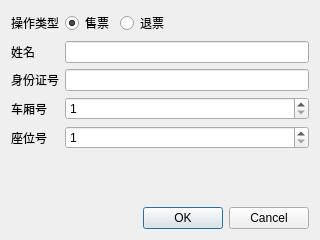
citrus-dot/QTrainTixSys, file ticketdialog.ui: the form before one commit.
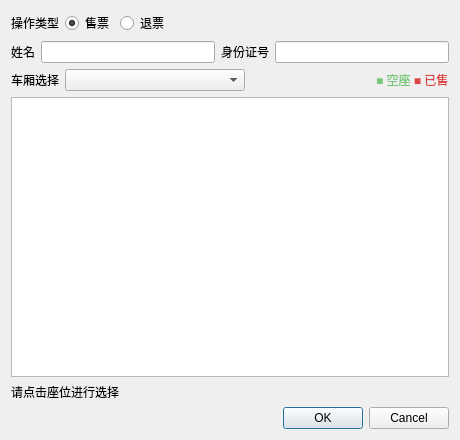
The form after the commit.

Commit message: V8: 座位可视化网格

Patch:
```diff
--- a/ticketdialog.ui
+++ b/ticketdialog.ui
@@ -6,8 +6,8 @@
    <rect>
     <x>0</x>
     <y>0</y>
-    <width>320</width>
-    <height>240</height>
+    <width>460</width>
+    <height>440</height>
    </rect>
   </property>
   <property name="windowTitle">
@@ -56,63 +56,93 @@
     </layout>
    </item>
    <item>
-    <layout class="QFormLayout" name="formLayout">
-     <item row="0" column="0">
+    <layout class="QHBoxLayout" name="passengerLayout">
+     <item>
       <widget class="QLabel" name="labelName">
        <property name="text">
         <string>姓名</string>
        </property>
       </widget>
      </item>
-     <item row="0" column="1">
+     <item>
       <widget class="QLineEdit" name="nameEdit"/>
      </item>
-     <item row="1" column="0">
+     <item>
       <widget class="QLabel" name="labelId">
        <property name="text">
         <string>身份证号</string>
        </property>
       </widget>
      </item>
-     <item row="1" column="1">
+     <item>
       <widget class="QLineEdit" name="idEdit"/>
      </item>
-     <item row="2" column="0">
+    </layout>
+   </item>
+   <item>
+    <layout class="QHBoxLayout" name="carriageLayout">
+     <item>
       <widget class="QLabel" name="labelCarriage">
        <property name="text">
-        <string>车厢号</string>
+        <string>车厢选择</string>
        </property>
       </widget>
      </item>
-     <item row="2" column="1">
-      <widget class="QSpinBox" name="carriageSpin">
-       <property name="minimum">
-        <number>1</number>
+     <item>
+      <widget class="QComboBox" name="carriageCombo">
+       <property name="minimumSize">
+        <size>
+         <width>180</width>
+         <height>0</height>
+        </size>
        </property>
-       <property name="maximum">
-        <number>20</number>
-       </property>
       </widget>
      </item>
-     <item row="3" column="0">
-      <widget class="QLabel" name="labelSeat">
+     <item>
+      <spacer name="horizontalSpacer_2">
+       <property name="orientation">
+        <enum>Qt::Horizontal</enum>
+       </property>
+       <property name="sizeHint" stdset="0">
+        <size>
+         <width>40</width>
+         <height>20</height>
+        </size>
+       </property>
+      </spacer>
+     </item>
+     <item>
+      <widget class="QLabel" name="legendLabel">
        <property name="text">
-        <string>座位号</string>
-       </property>
-      </widget>
-     </item>
-     <item row="3" column="1">
-      <widget class="QSpinBox" name="seatSpin">
-       <property name="minimum">
-        <number>1</number>
-       </property>
-       <property name="maximum">
-        <number>200</number>
+        <string>&lt;font color='#78C878'&gt;■ 空座&lt;/font&gt;   &lt;font color='#DC4646'&gt;■ 已售&lt;/font&gt;</string>
        </property>
       </widget>
      </item>
     </layout>
    </item>
+   <item>
+    <widget class="QTableWidget" name="seatGrid">
+     <property name="minimumSize">
+      <size>
+       <width>0</width>
+       <height>180</height>
+      </size>
+     </property>
+     <property name="editTriggers">
+      <set>QAbstractItemView::NoEditTriggers</set>
+     </property>
+     <property name="selectionMode">
+      <enum>QAbstractItemView::NoSelection</enum>
+     </property>
+    </widget>
+   </item>
+   <item>
+    <widget class="QLabel" name="infoLabel">
+     <property name="text">
+      <string>请点击座位进行选择</string>
+     </property>
+    </widget>
+   </item>
    <item>
     <widget class="QDialogButtonBox" name="buttonBox">
      <property name="standardButtons">
```
The commit also changes 4 other files.
